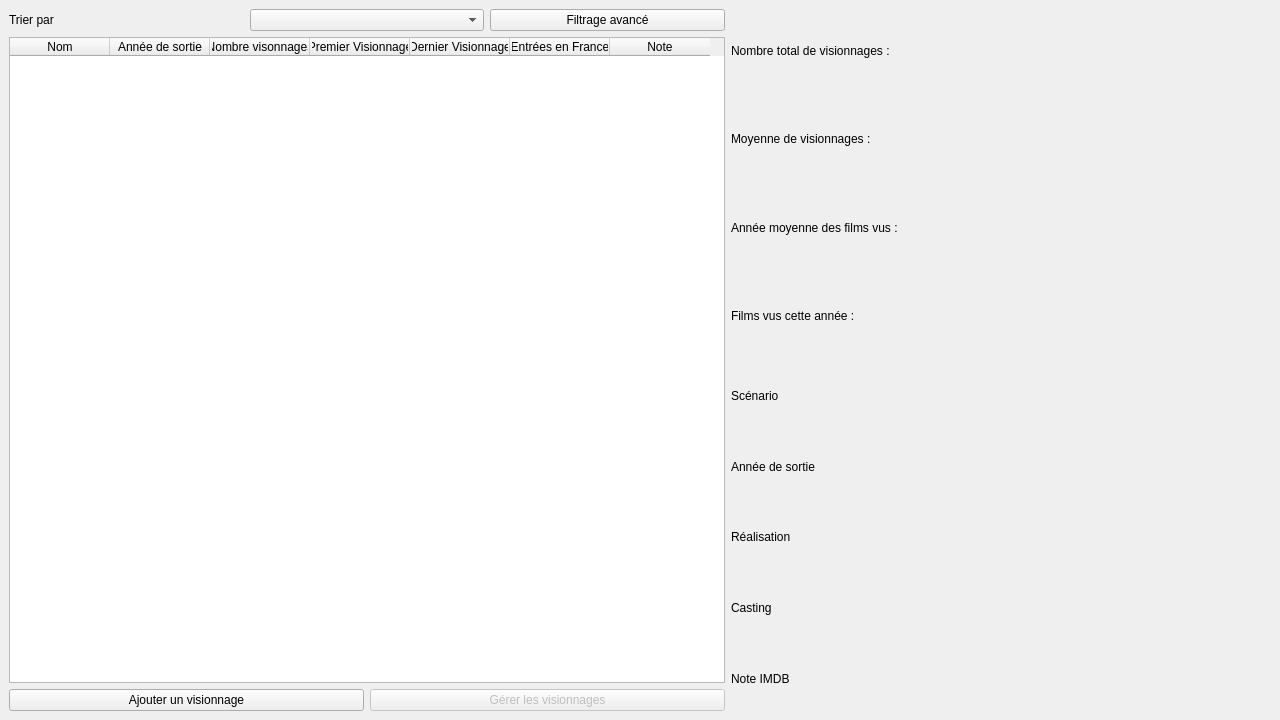
Qt form MainWindow.ui (AmbreM71/MovieManager) before a commit.
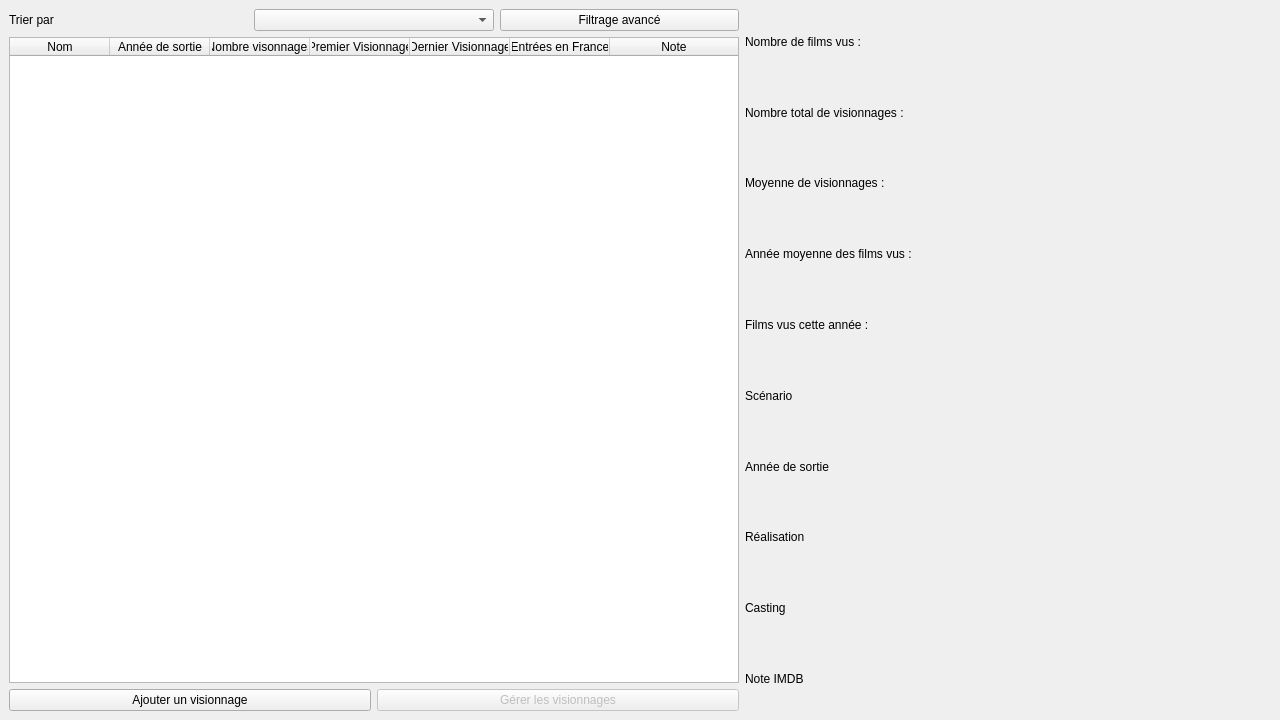
The same form after that commit.

Commit message: Implement view adding to the database

What changed in the file:
```diff
--- a/MainWindow.ui
+++ b/MainWindow.ui
@@ -55,12 +55,66 @@
           <verstretch>0</verstretch>
          </sizepolicy>
         </property>
+        <property name="frameShape">
+         <enum>QFrame::StyledPanel</enum>
+        </property>
+        <property name="lineWidth">
+         <number>1</number>
+        </property>
         <property name="horizontalScrollBarPolicy">
          <enum>Qt::ScrollBarAlwaysOff</enum>
         </property>
         <property name="sizeAdjustPolicy">
-         <enum>QAbstractScrollArea::AdjustToContents</enum>
+         <enum>QAbstractScrollArea::AdjustToContentsOnFirstShow</enum>
         </property>
+        <property name="autoScrollMargin">
+         <number>16</number>
+        </property>
+        <property name="showDropIndicator" stdset="0">
+         <bool>false</bool>
+        </property>
+        <property name="alternatingRowColors">
+         <bool>true</bool>
+        </property>
+        <property name="selectionBehavior">
+         <enum>QAbstractItemView::SelectRows</enum>
+        </property>
+        <property name="textElideMode">
+         <enum>Qt::ElideMiddle</enum>
+        </property>
+        <property name="verticalScrollMode">
+         <enum>QAbstractItemView::ScrollPerPixel</enum>
+        </property>
+        <property name="horizontalScrollMode">
+         <enum>QAbstractItemView::ScrollPerPixel</enum>
+        </property>
+        <property name="showGrid">
+         <bool>true</bool>
+        </property>
+        <property name="gridStyle">
+         <enum>Qt::SolidLine</enum>
+        </property>
+        <property name="wordWrap">
+         <bool>true</bool>
+        </property>
+        <attribute name="horizontalHeaderVisible">
+         <bool>true</bool>
+        </attribute>
+        <attribute name="horizontalHeaderCascadingSectionResizes">
+         <bool>false</bool>
+        </attribute>
+        <attribute name="horizontalHeaderHighlightSections">
+         <bool>true</bool>
+        </attribute>
+        <attribute name="horizontalHeaderShowSortIndicator" stdset="0">
+         <bool>true</bool>
+        </attribute>
+        <attribute name="horizontalHeaderStretchLastSection">
+         <bool>true</bool>
+        </attribute>
+        <attribute name="verticalHeaderVisible">
+         <bool>false</bool>
+        </attribute>
         <column>
          <property name="text">
           <string>Nom</string>
@@ -132,34 +186,41 @@
      <layout class="QVBoxLayout" name="InfosLayout">
       <item>
        <layout class="QGridLayout" name="GeneralInfosLayout">
-        <item row="2" column="0">
+        <item row="3" column="0">
          <widget class="QLabel" name="AverageYearLabel">
           <property name="text">
            <string>Année moyenne des films vus : </string>
           </property>
          </widget>
         </item>
-        <item row="0" column="0">
+        <item row="1" column="0">
          <widget class="QLabel" name="TotalViewLabel">
           <property name="text">
            <string>Nombre total de visionnages : </string>
           </property>
          </widget>
         </item>
-        <item row="1" column="0">
-         <widget class="QLabel" name="AverageViewLabel">
-          <property name="text">
-           <string>Moyenne de visionnages : </string>
-          </property>
-         </widget>
-        </item>
-        <item row="3" column="0">
+        <item row="4" column="0">
          <widget class="QLabel" name="ViewThisYear">
           <property name="text">
            <string>Films vus cette année : </string>
           </property>
          </widget>
         </item>
+        <item row="2" column="0">
+         <widget class="QLabel" name="AverageViewLabel">
+          <property name="text">
+           <string>Moyenne de visionnages : </string>
+          </property>
+         </widget>
+        </item>
+        <item row="0" column="0">
+         <widget class="QLabel" name="TotalMoviesLabel">
+          <property name="text">
+           <string>Nombre de films vus : </string>
+          </property>
+         </widget>
+        </item>
        </layout>
       </item>
       <item>
```
The commit also changes 5 other files.
